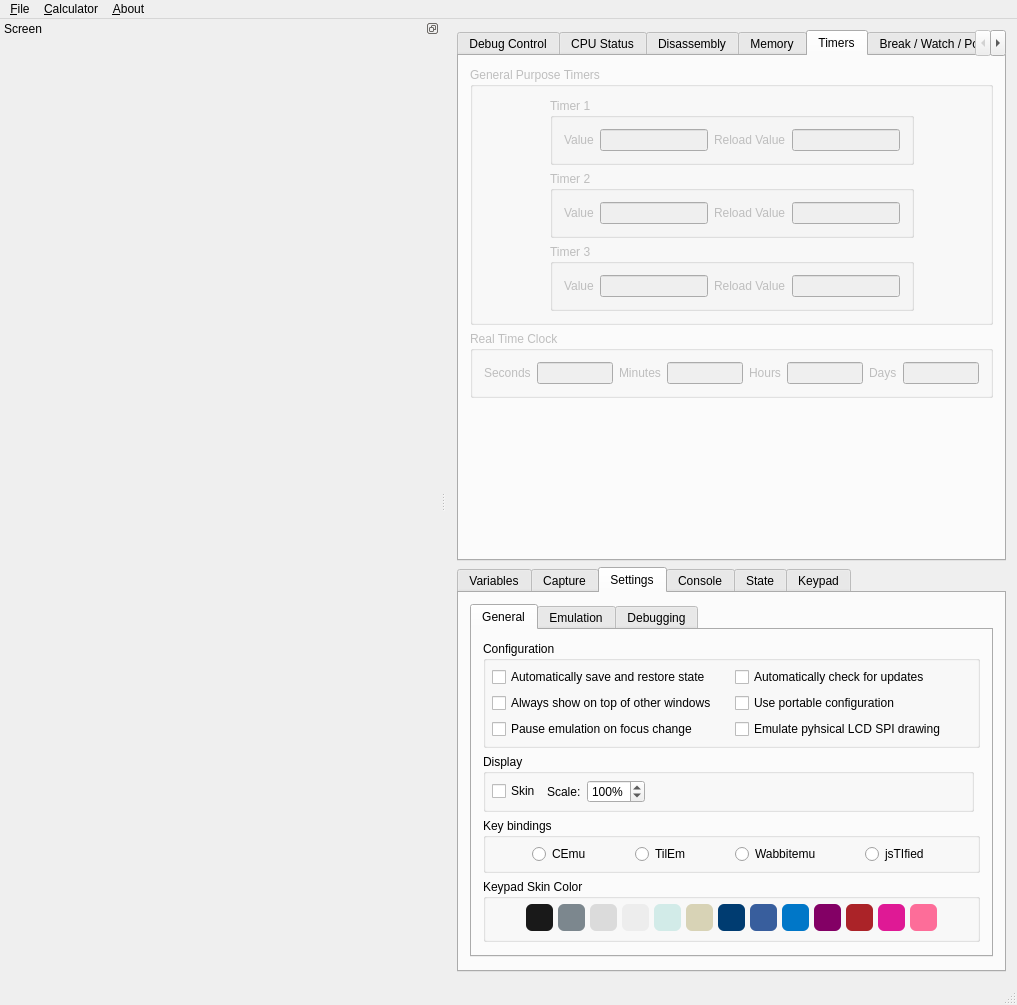
First picture: the form in gui/qt/mainwindow.ui, repository CE-Programming/CEmu, before the edit.
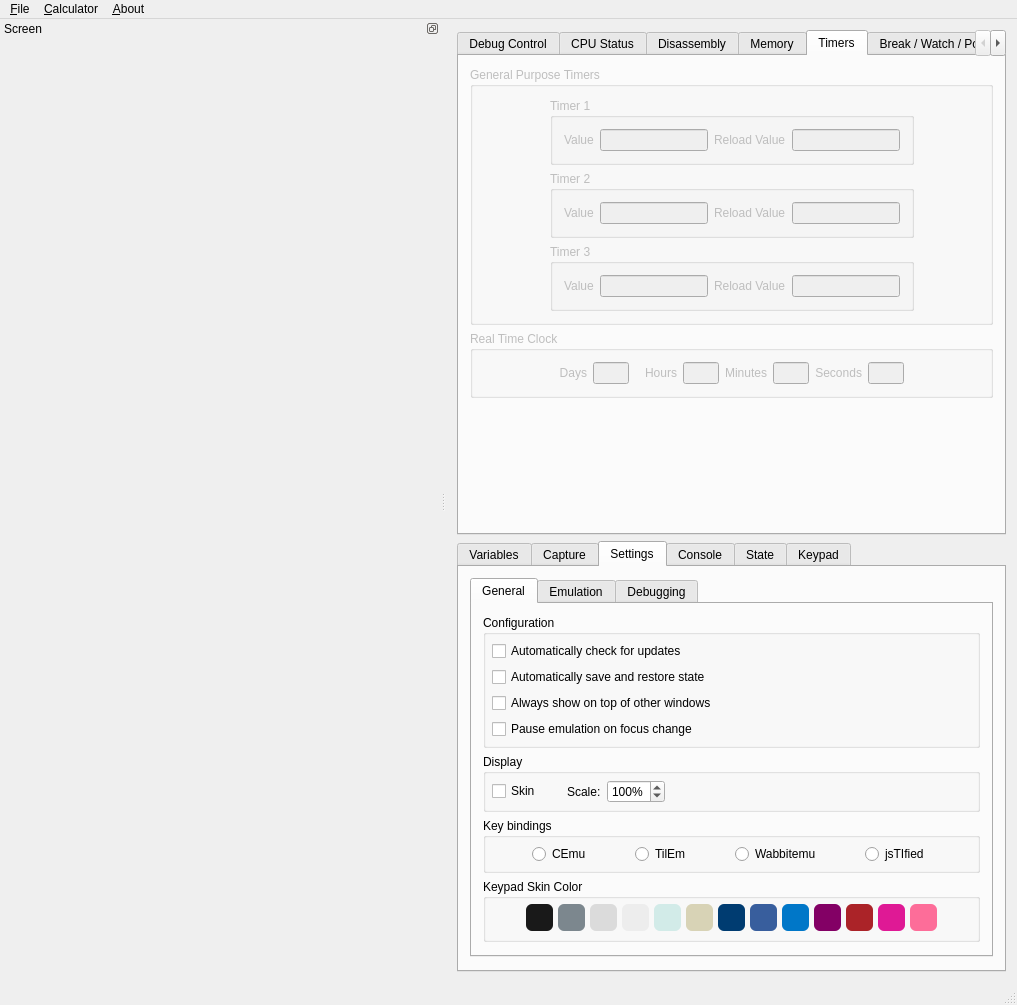
Second picture: the form after the edit. The open tabs and pages were chosen to show the change. Icons and pictures are not drawn. Custom widgets are drawn as their Qt base class.

Commit message: [GUI] Move some stuff around, minimum size is now smaller

Diff of the .ui file:
```diff
--- a/gui/qt/mainwindow.ui
+++ b/gui/qt/mainwindow.ui
@@ -4000,83 +4000,159 @@
            <string>Real Time Clock</string>
           </property>
           <layout class="QGridLayout" name="gridLayout_27">
-           <item row="0" column="3">
-            <widget class="QLabel" name="label_20">
-             <property name="text">
-              <string>Minutes</string>
+           <item row="0" column="0">
+            <spacer name="horizontalSpacer_28">
+             <property name="orientation">
+              <enum>Qt::Horizontal</enum>
              </property>
-            </widget>
-           </item>
-           <item row="0" column="7">
-            <widget class="QLabel" name="label_22">
-             <property name="text">
-              <string>Days</string>
+             <property name="sizeHint" stdset="0">
+              <size>
+               <width>40</width>
+               <height>20</height>
+              </size>
              </property>
-            </widget>
+            </spacer>
            </item>
            <item row="0" column="5">
-            <widget class="QLabel" name="label_21">
-             <property name="text">
-              <string>Hours</string>
+            <widget class="QLineEdit" name="hours">
+             <property name="sizePolicy">
+              <sizepolicy hsizetype="Fixed" vsizetype="Fixed">
+               <horstretch>0</horstretch>
+               <verstretch>0</verstretch>
+              </sizepolicy>
+             </property>
+             <property name="maximumSize">
+              <size>
+               <width>36</width>
+               <height>16777215</height>
+              </size>
+             </property>
+             <property name="readOnly">
+              <bool>true</bool>
              </property>
             </widget>
            </item>
            <item row="0" column="8">
+            <widget class="QLabel" name="label_3">
+             <property name="text">
+              <string>Seconds</string>
+             </property>
+             <property name="alignment">
+              <set>Qt::AlignRight|Qt::AlignTrailing|Qt::AlignVCenter</set>
+             </property>
+            </widget>
+           </item>
+           <item row="0" column="2">
             <widget class="QLineEdit" name="days">
+             <property name="sizePolicy">
+              <sizepolicy hsizetype="Fixed" vsizetype="Fixed">
+               <horstretch>0</horstretch>
+               <verstretch>0</verstretch>
+              </sizepolicy>
+             </property>
+             <property name="maximumSize">
+              <size>
+               <width>36</width>
+               <height>16777215</height>
+              </size>
+             </property>
              <property name="readOnly">
               <bool>true</bool>
              </property>
             </widget>
            </item>
-           <item row="0" column="2">
+           <item row="0" column="4">
+            <widget class="QLabel" name="label_21">
+             <property name="text">
+              <string>Hours</string>
+             </property>
+             <property name="alignment">
+              <set>Qt::AlignRight|Qt::AlignTrailing|Qt::AlignVCenter</set>
+             </property>
+            </widget>
+           </item>
+           <item row="0" column="9">
             <widget class="QLineEdit" name="seconds">
+             <property name="sizePolicy">
+              <sizepolicy hsizetype="Fixed" vsizetype="Fixed">
+               <horstretch>0</horstretch>
+               <verstretch>0</verstretch>
+              </sizepolicy>
+             </property>
+             <property name="maximumSize">
+              <size>
+               <width>36</width>
+               <height>16777215</height>
+              </size>
+             </property>
              <property name="readOnly">
               <bool>true</bool>
              </property>
             </widget>
            </item>
            <item row="0" column="6">
-            <widget class="QLineEdit" name="hours">
-             <property name="readOnly">
-              <bool>true</bool>
-             </property>
-            </widget>
-           </item>
-           <item row="0" column="1">
-            <widget class="QLabel" name="label_3">
+            <widget class="QLabel" name="label_20">
              <property name="text">
-              <string>Seconds</string>
+              <string>Minutes</string>
+             </property>
+             <property name="alignment">
+              <set>Qt::AlignRight|Qt::AlignTrailing|Qt::AlignVCenter</set>
              </property>
             </widget>
            </item>
-           <item row="0" column="4">
+           <item row="0" column="7">
             <widget class="QLineEdit" name="minutes">
+             <property name="sizePolicy">
+              <sizepolicy hsizetype="Fixed" vsizetype="Fixed">
+               <horstretch>0</horstretch>
+               <verstretch>0</verstretch>
+              </sizepolicy>
+             </property>
+             <property name="maximumSize">
+              <size>
+               <width>36</width>
+               <height>16777215</height>
+              </size>
+             </property>
              <property name="readOnly">
               <bool>true</bool>
              </property>
             </widget>
            </item>
-           <item row="0" column="0">
-            <spacer name="horizontalSpacer_28">
-             <property name="orientation">
-              <enum>Qt::Horizontal</enum>
-             </property>
-             <property name="sizeHint" stdset="0">
-              <size>
-               <width>0</width>
-               <height>20</height>
-              </size>
-             </property>
-            </spacer>
-           </item>
-           <item row="0" column="9">
+           <item row="0" column="10">
             <spacer name="horizontalSpacer_29">
              <property name="orientation">
               <enum>Qt::Horizontal</enum>
              </property>
              <property name="sizeHint" stdset="0">
               <size>
-               <width>0</width>
+               <width>40</width>
+               <height>20</height>
+              </size>
+             </property>
+            </spacer>
+           </item>
+           <item row="0" column="1">
+            <widget class="QLabel" name="label_22">
+             <property name="text">
+              <string>Days</string>
+             </property>
+             <property name="alignment">
+              <set>Qt::AlignRight|Qt::AlignTrailing|Qt::AlignVCenter</set>
+             </property>
+            </widget>
+           </item>
+           <item row="0" column="3">
+            <spacer name="horizontalSpacer_30">
+             <property name="orientation">
+              <enum>Qt::Horizontal</enum>
+             </property>
+             <property name="sizeType">
+              <enum>QSizePolicy::Fixed</enum>
+             </property>
+             <property name="sizeHint" stdset="0">
+              <size>
+               <width>10</width>
                <height>20</height>
               </size>
              </property>
@@ -6662,7 +6738,7 @@
               <property name="title">
                <string>Configuration</string>
               </property>
-              <layout class="QGridLayout" name="gridLayout_2">
+              <layout class="QVBoxLayout" name="verticalLayout_30">
                <property name="leftMargin">
                 <number>6</number>
                </property>
@@ -6675,33 +6751,7 @@
                <property name="bottomMargin">
                 <number>6</number>
                </property>
-               <item row="1" column="0">
-                <widget class="QCheckBox" name="checkAlwaysOnTop">
-                 <property name="focusPolicy">
-                  <enum>Qt::NoFocus</enum>
-                 </property>
-                 <property name="text">
-                  <string>Always show on top of other windows</string>
-                 </property>
-                </widget>
-               </item>
-               <item row="0" column="0">
-                <widget class="QCheckBox" name="checkSaveRestore">
-                 <property name="enabled">
-                  <bool>true</bool>
-                 </property>
-                 <property name="focusPolicy">
-                  <enum>Qt::NoFocus</enum>
-                 </property>
-                 <property name="text">
-                  <string>Automatically save and restore state</string>
-                 </property>
-                 <property name="checked">
-                  <bool>false</bool>
-                 </property>
-                </widget>
-               </item>
-               <item row="0" column="1">
+               <item>
                 <widget class="QCheckBox" name="checkUpdates">
                  <property name="focusPolicy">
                   <enum>Qt::NoFocus</enum>
@@ -6714,36 +6764,39 @@
                  </property>
                 </widget>
                </item>
-               <item row="1" column="1">
-                <widget class="QCheckBox" name="checkPortable">
+               <item>
+                <widget class="QCheckBox" name="checkSaveRestore">
+                 <property name="enabled">
+                  <bool>true</bool>
+                 </property>
                  <property name="focusPolicy">
                   <enum>Qt::NoFocus</enum>
                  </property>
                  <property name="text">
-                  <string>Use portable configuration</string>
+                  <string>Automatically save and restore state</string>
                  </property>
+                 <property name="checked">
+                  <bool>false</bool>
+                 </property>
                 </widget>
                </item>
-               <item row="2" column="0">
+               <item>
+                <widget class="QCheckBox" name="checkAlwaysOnTop">
+                 <property name="focusPolicy">
+                  <enum>Qt::NoFocus</enum>
+                 </property>
+                 <property name="text">
+                  <string>Always show on top of other windows</string>
+                 </property>
+                </widget>
+               </item>
+               <item>
                 <widget class="QCheckBox" name="checkFocus">
                  <property name="text">
                   <string>Pause emulation on focus change</string>
                  </property>
                 </widget>
                </item>
-               <item row="2" column="1">
-                <widget class="QCheckBox" name="checkSpi">
-                 <property name="enabled">
-                  <bool>true</bool>
-                 </property>
-                 <property name="focusPolicy">
-                  <enum>Qt::NoFocus</enum>
-                 </property>
-                 <property name="text">
-                  <string>Emulate pyhsical LCD SPI drawing</string>
-                 </property>
-                </widget>
-               </item>
               </layout>
              </widget>
             </item>
@@ -7641,7 +7694,7 @@
               </property>
              </spacer>
             </item>
-            <item row="2" column="0">
+            <item row="2" column="0" colspan="2">
              <widget class="QGroupBox" name="groupBox_4">
               <property name="title">
                <string>Display</string>
@@ -7656,7 +7709,7 @@
                <property name="bottomMargin">
                 <number>6</number>
                </property>
-               <item row="0" column="3">
+               <item row="0" column="4">
                 <spacer name="horizontalSpacer_7">
                  <property name="orientation">
                   <enum>Qt::Horizontal</enum>
@@ -7669,7 +7722,7 @@
                  </property>
                 </spacer>
                </item>
-               <item row="0" column="1">
+               <item row="0" column="2">
                 <widget class="QLabel" name="label_26">
                  <property name="sizePolicy">
                   <sizepolicy hsizetype="Maximum" vsizetype="Preferred">
@@ -7701,7 +7754,7 @@
                  </property>
                 </widget>
                </item>
-               <item row="0" column="2">
+               <item row="0" column="3">
                 <widget class="QSpinBox" name="scaleLCD">
                  <property name="sizePolicy">
                   <sizepolicy hsizetype="Maximum" vsizetype="Fixed">
@@ -7729,6 +7782,22 @@
                  </property>
                 </widget>
                </item>
+               <item row="0" column="1">
+                <spacer name="horizontalSpacer_24">
+                 <property name="orientation">
+                  <enum>Qt::Horizontal</enum>
+                 </property>
+                 <property name="sizeType">
+                  <enum>QSizePolicy::Fixed</enum>
+                 </property>
+                 <property name="sizeHint" stdset="0">
+                  <size>
+                   <width>20</width>
+                   <height>20</height>
+                  </size>
+                 </property>
+                </spacer>
+               </item>
               </layout>
              </widget>
             </item>
@@ -7918,6 +7987,32 @@
                  </property>
                 </widget>
                </item>
+               <item row="2" column="1">
+                <widget class="QCheckBox" name="checkPortable">
+                 <property name="focusPolicy">
+                  <enum>Qt::NoFocus</enum>
+                 </property>
+                 <property name="text">
+                  <string>Use portable configuration</string>
+                 </property>
+                </widget>
+               </item>
+               <item row="3" column="1">
+                <spacer name="verticalSpacer_12">
+                 <property name="orientation">
+                  <enum>Qt::Vertical</enum>
+                 </property>
+                 <property name="sizeType">
+                  <enum>QSizePolicy::Fixed</enum>
+                 </property>
+                 <property name="sizeHint" stdset="0">
+                  <size>
+                   <width>20</width>
+                   <height>10</height>
+                  </size>
+                 </property>
+                </spacer>
+               </item>
               </layout>
              </widget>
             </item>
@@ -8093,6 +8188,19 @@
                  </item>
                 </layout>
                </item>
+               <item>
+                <widget class="QCheckBox" name="checkSpi">
+                 <property name="enabled">
+                  <bool>true</bool>
+                 </property>
+                 <property name="focusPolicy">
+                  <enum>Qt::NoFocus</enum>
+                 </property>
+                 <property name="text">
+                  <string>Emulate physical LCD SPI drawing</string>
+                 </property>
+                </widget>
+               </item>
               </layout>
              </widget>
             </item>
```
Left out of the diff: 92 changed lines with no effect on the pictures. Lines whose indentation alone changed are shown as unchanged.
